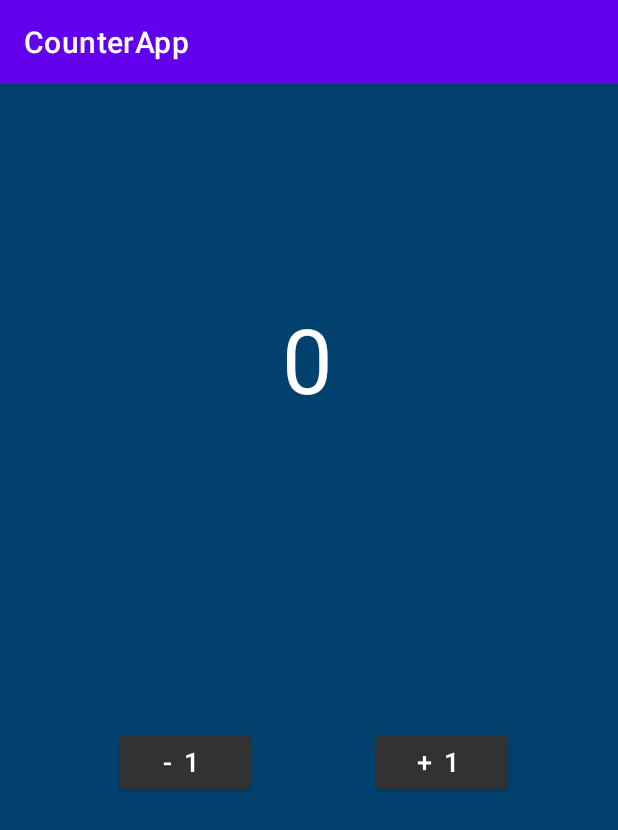
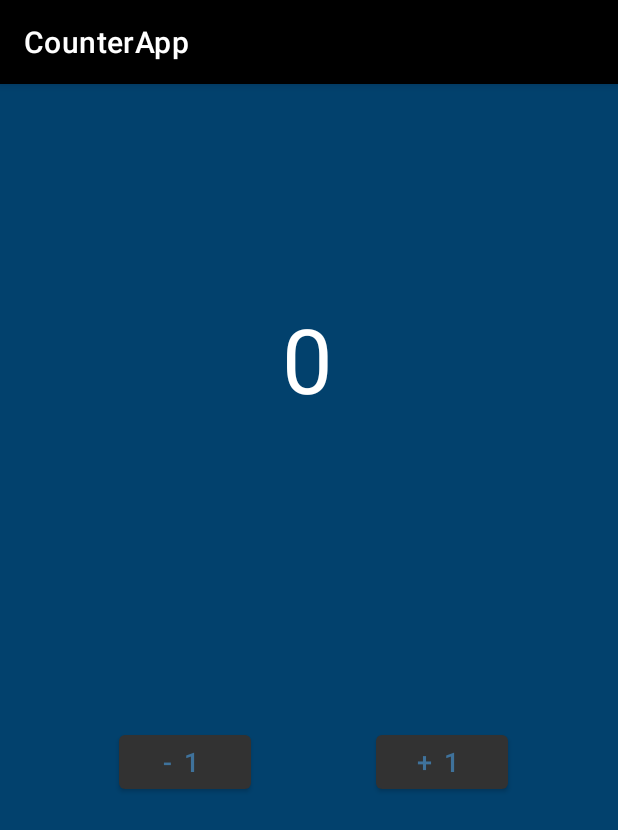
Before and after one commit to StefanoCutri/CounterApp, an Android app: the screen it shows after launch (MainActivity), on a phone screen of 412 x 824 dp. Shown: the top 830 px of the screen. Run offline under Robolectric (Android 15) with nearby library versions, the phone set to English and light mode, and no system bars.

Commit message:
Change primary color

```diff
--- a/app/src/main/java/com/example/counterapp/MainActivity.kt
+++ b/app/src/main/java/com/example/counterapp/MainActivity.kt
@@ -1,11 +1,14 @@
 package com.example.counterapp
 
+import android.app.ActionBar
+import android.graphics.drawable.ColorDrawable
 import androidx.appcompat.app.AppCompatActivity
 import android.os.Bundle
 import android.widget.Button
 import android.widget.TextView
 
 class MainActivity : AppCompatActivity() {
+
     var counter = 0
     override fun onCreate(savedInstanceState: Bundle?) {
         super.onCreate(savedInstanceState)
@@ -24,7 +27,7 @@ class MainActivity : AppCompatActivity() {
 
         //Decrease function
         decreaseBtn.setOnClickListener(){
-          if  (counter > 0)  counter--  else counter
+            if  (counter > 0)  counter--  else counter
             txt.text = "" + counter
         }
     }
--- a/app/src/main/res/values/colors.xml
+++ b/app/src/main/res/values/colors.xml
@@ -6,5 +6,6 @@
     <color name="teal_200">#FF03DAC5</color>
     <color name="teal_700">#FF018786</color>
     <color name="black">#FF000000</color>
-    <color name="white">#FFFFFFFF</color>
+    <color name="white">#3F729B</color>
+    <color name="backgroundColor">#FFFFFFFF</color>
 </resources>
--- a/app/src/main/res/values/themes.xml
+++ b/app/src/main/res/values/themes.xml
@@ -2,7 +2,7 @@
     <!-- Base application theme. -->
     <style name="Theme.CounterApp" parent="Theme.MaterialComponents.DayNight.DarkActionBar">
         <!-- Primary brand color. -->
-        <item name="colorPrimary">@color/purple_500</item>
+        <item name="colorPrimary">@color/black</item>
         <item name="colorPrimaryVariant">@color/purple_700</item>
         <item name="colorOnPrimary">@color/white</item>
         <!-- Secondary brand color. -->
```
